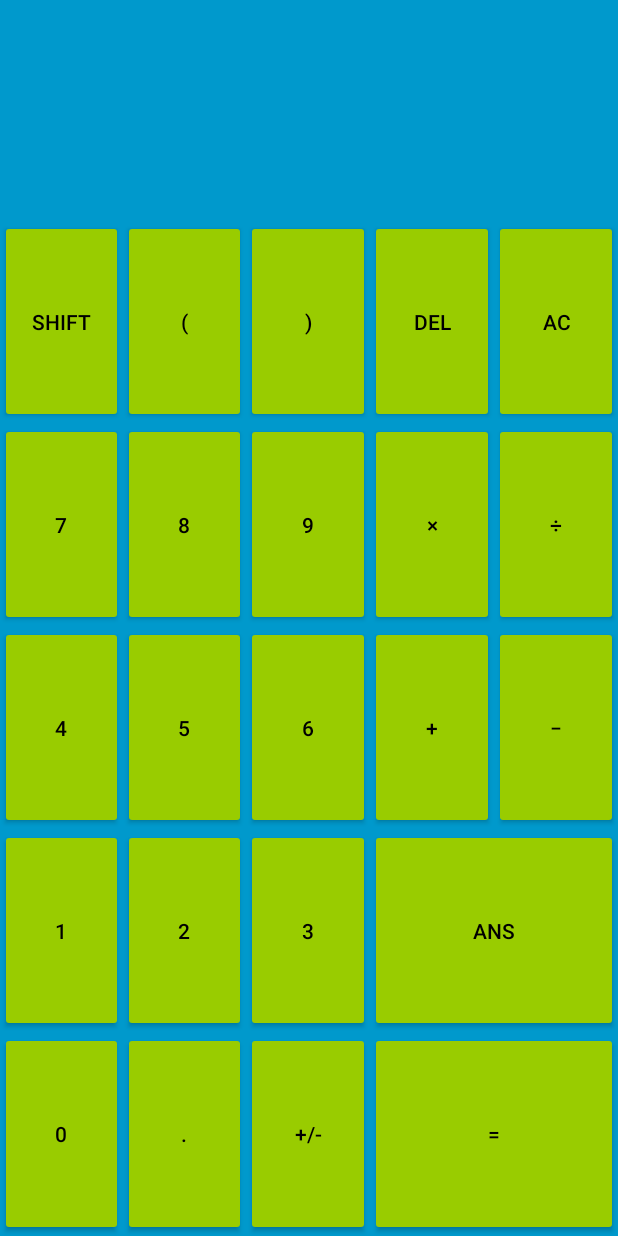
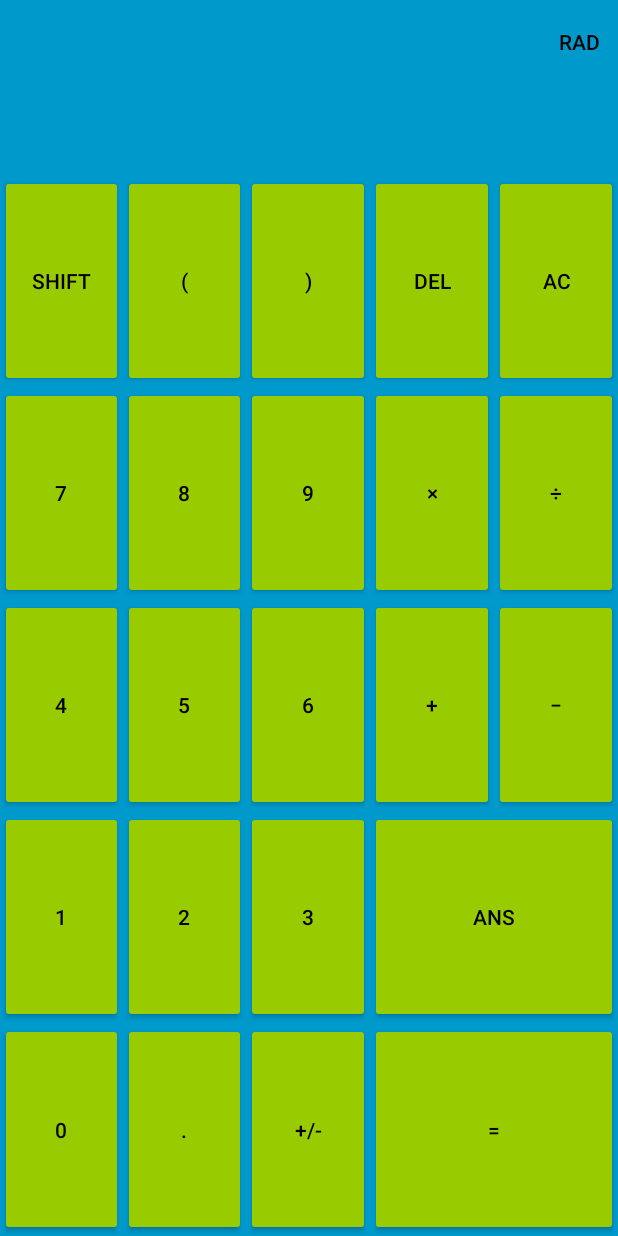
Before and after one commit to TrySickle/Calculator, an Android app: the screen it shows after launch (MainActivity), after a tap on an icon or button, on a phone screen of 412 x 824 dp. Run offline under Robolectric (Android 15) with nearby library versions, the phone set to English and light mode, and no system bars.

Commit message:
Transparent action bar with degrees/radian action

```diff
--- a/app/build.gradle
+++ b/app/build.gradle
@@ -7,8 +7,8 @@ android {
         applicationId "com.nocompany.jason.calculator"
         minSdkVersion 15
         targetSdkVersion 24
-        versionCode 3
-        versionName "1.2"
+        versionCode 5
+        versionName "1.4"
         testInstrumentationRunner "android.support.test.runner.AndroidJUnitRunner"
     }
     buildTypes {
--- a/app/src/main/java/com/nocompany/jason/calculator/DisplayFragment.java
+++ b/app/src/main/java/com/nocompany/jason/calculator/DisplayFragment.java
@@ -3,11 +3,17 @@ package com.nocompany.jason.calculator;
 import android.content.Context;
 import android.os.Bundle;
 import android.support.v4.app.Fragment;
+import android.support.v7.app.AppCompatActivity;
+import android.support.v7.widget.Toolbar;
 import android.view.LayoutInflater;
+import android.view.Menu;
+import android.view.MenuInflater;
+import android.view.MenuItem;
 import android.view.View;
 import android.view.ViewGroup;
 import android.widget.HorizontalScrollView;
 import android.widget.TextView;
+import android.widget.Toast;
 
 import java.util.LinkedList;
 
@@ -16,6 +22,8 @@ public class DisplayFragment extends Fragment {
 
     private TextView display;
     private HorizontalScrollView scroll;
+    private OnFragmentInteractionListener mListener;
+    private boolean rad;
 
     public DisplayFragment() {
         // Required empty public constructor
@@ -24,6 +32,8 @@ public class DisplayFragment extends Fragment {
     @Override
     public void onCreate(Bundle savedInstanceState) {
         super.onCreate(savedInstanceState);
+        setHasOptionsMenu(true);
+        rad = true;
     }
 
     @Override
@@ -34,23 +44,64 @@ public class DisplayFragment extends Fragment {
         display = (TextView) view.findViewById(R.id.display);
         //System.out.println(display == null);
         scroll = (HorizontalScrollView) view.findViewById(R.id.scroll);
-        scroll.addOnLayoutChangeListener(new View.OnLayoutChangeListener() {
-            @Override
-            public void onLayoutChange(View view, int left, int top, int right, int bottom, int oldLeft, int oldTop, int oldRight, int oldBottom) {
-                scroll.fullScroll(View.FOCUS_RIGHT);
-            }
-        });
+//        scroll.addOnLayoutChangeListener(new View.OnLayoutChangeListener() {
+//            @Override
+//            public void onLayoutChange(View view, int left, int top, int right, int bottom, int oldLeft, int oldTop, int oldRight, int oldBottom) {
+//                scroll.fullScroll(View.FOCUS_RIGHT);
+//            }
+//        });
+        Toolbar myToolbar = (Toolbar) view.findViewById(R.id.my_toolbar);
+        myToolbar.setTitle("");
+        ((AppCompatActivity) getActivity()).setSupportActionBar(myToolbar);
         return view;
+    }
+
+    public HorizontalScrollView getScroll() {
+        return scroll;
+    }
+
+    @Override
+    public void onCreateOptionsMenu(Menu menu, MenuInflater inflater) {
+        inflater.inflate(R.menu.toolbar_menu, menu);
+        super.onCreateOptionsMenu(menu, inflater);
+    }
+
+    @Override
+    public boolean onOptionsItemSelected(MenuItem item) {
+        switch (item.getItemId()) {
+            // action with ID action_refresh was selected
+            case R.id.action_rad:
+                mListener.radClick();
+                if (rad) {
+                    item.setTitle("DEG");
+                    rad = false;
+                } else {
+                    item.setTitle("RAD");
+                    rad = true;
+                }
+                break;
+            default:
+                break;
+        }
+
+        return true;
     }
 
     @Override
     public void onAttach(Context context) {
         super.onAttach(context);
+        if (context instanceof OnFragmentInteractionListener) {
+            mListener = (OnFragmentInteractionListener) context;
+        } else {
+            throw new RuntimeException(context.toString()
+                    + " must implement OnFragmentInteractionListener");
+        }
     }
 
     @Override
     public void onDetach() {
         super.onDetach();
+        mListener = null;
     }
 
     public void updateDisplay(LinkedList<String> expression) {
--- a/app/src/main/java/com/nocompany/jason/calculator/MainActivity.java
+++ b/app/src/main/java/com/nocompany/jason/calculator/MainActivity.java
@@ -4,6 +4,7 @@ import android.support.v4.app.FragmentTransaction;
 import android.os.Bundle;
 import android.support.v7.app.AppCompatActivity;
 import android.view.View;
+import android.widget.HorizontalScrollView;
 import android.widget.Toast;
 
 import java.math.MathContext;
@@ -21,6 +22,7 @@ public class MainActivity extends AppCompatActivity implements
     private String ans;
     private int parAvailable;
     private DisplayFragment displayFragment;
+    private boolean rad;
 
     @Override
     protected void onCreate(Bundle savedInstanceState) {
@@ -33,9 +35,9 @@ public class MainActivity extends AppCompatActivity implements
         getSupportFragmentManager().executePendingTransactions();
         displayFragment = (DisplayFragment)
                 getSupportFragmentManager().findFragmentByTag("Display");
-        System.out.println(displayFragment == null);
         expression = new LinkedList<>();
         ans = "0";
+        rad = true;
         initialize();
     }
 
@@ -46,6 +48,18 @@ public class MainActivity extends AppCompatActivity implements
         parAvailable = 0;
         pointed = false;
         expression.clear();
+    }
+
+    private void scroll() {
+        displayFragment.getScroll().post(new Runnable() {
+            public void run() {
+                displayFragment.getScroll().fullScroll(HorizontalScrollView.FOCUS_RIGHT);
+            }
+        });
+    }
+
+    public void radClick() {
+        rad = !rad;
     }
 
     /**
@@ -132,6 +146,7 @@ public class MainActivity extends AppCompatActivity implements
             expression.add("-");
         }
         displayFragment.updateDisplay(expression);
+        scroll();
     }
 
     /**
@@ -182,6 +197,7 @@ public class MainActivity extends AppCompatActivity implements
             break;
         }
         displayFragment.updateDisplay(expression);
+        scroll();
     }
 
     /**
@@ -238,6 +254,7 @@ public class MainActivity extends AppCompatActivity implements
             }
         }
         displayFragment.updateDisplay(expression);
+        scroll();
     }
 
     public void numberClick(View view) {
@@ -258,6 +275,7 @@ public class MainActivity extends AppCompatActivity implements
             }
         }
         displayFragment.updateDisplay(expression);
+        scroll();
     }
 
     private String getTermString(View view) {
@@ -514,6 +532,10 @@ public class MainActivity extends AppCompatActivity implements
 
     private String sin(String x) {
         Double d = Double.parseDouble(x);
+        if (!rad) {
+            d = Math.toRadians(d);
+            System.out.println("hi" + d);
+        }
         BigDecimal k = new BigDecimal(Math.sin(d), MathContext.DECIMAL64);
         k = k.stripTrailingZeros();
         return k.toString();
@@ -521,6 +543,9 @@ public class MainActivity extends AppCompatActivity implements
 
     private String cos(String x) {
         Double d = Double.parseDouble(x);
+        if (!rad) {
+            d = Math.toRadians(d);
+        }
         BigDecimal k = new BigDecimal(Math.cos(d), MathContext.DECIMAL64);
         k = k.stripTrailingZeros();
         return k.toString();
@@ -528,6 +553,9 @@ public class MainActivity extends AppCompatActivity implements
 
     private String tan(String x) {
         Double d = Double.parseDouble(x);
+        if (!rad) {
+            d = Math.toRadians(d);
+        }
         BigDecimal k = new BigDecimal(Math.tan(d), MathContext.DECIMAL64);
         k = k.stripTrailingZeros();
         return k.toString();
@@ -535,6 +563,9 @@ public class MainActivity extends AppCompatActivity implements
 
     private String arcsin(String x) {
         Double d = Double.parseDouble(x);
+        if (!rad) {
+            d = Math.toRadians(d);
+        }
         BigDecimal k = new BigDecimal(Math.asin(d), MathContext.DECIMAL64);
         k = k.stripTrailingZeros();
         return k.toString();
@@ -542,6 +573,9 @@ public class MainActivity extends AppCompatActivity implements
 
     private String arccos(String x) {
         Double d = Double.parseDouble(x);
+        if (!rad) {
+            d = Math.toRadians(d);
+        }
         BigDecimal k = new BigDecimal(Math.acos(d), MathContext.DECIMAL64);
         k = k.stripTrailingZeros();
         return k.toString();
@@ -549,6 +583,9 @@ public class MainActivity extends AppCompatActivity implements
 
     private String arctan(String x) {
         Double d = Double.parseDouble(x);
+        if (!rad) {
+            d = Math.toRadians(d);
+        }
         BigDecimal k = new BigDecimal(Math.atan(d), MathContext.DECIMAL64);
         k = k.stripTrailingZeros();
         return k.toString();
--- a/app/src/main/java/com/nocompany/jason/calculator/OnFragmentInteractionListener.java
+++ b/app/src/main/java/com/nocompany/jason/calculator/OnFragmentInteractionListener.java
@@ -11,4 +11,5 @@ public interface OnFragmentInteractionListener {
     void operatorClick(View view);
     void equalClick();
     void bracketClick(View view);
+    void radClick();
 }
--- a/app/src/main/res/layout/fragment_display.xml
+++ b/app/src/main/res/layout/fragment_display.xml
@@ -1,21 +1,30 @@
-<LinearLayout xmlns:android="http://schemas.android.com/apk/res/android"
-    xmlns:tools="http://schemas.android.com/tools"
-    android:id="@+id/display_layout"
-    android:orientation="vertical"
-    android:layout_width="match_parent"
-    android:layout_height="match_parent"
-    tools:context="com.nocompany.jason.calculator.DisplayFragment">
+<FrameLayout xmlns:android="http://schemas.android.com/apk/res/android"
+              xmlns:tools="http://schemas.android.com/tools"
+              xmlns:app="http://schemas.android.com/apk/res-auto"
+              android:id="@+id/display_layout"
+              android:layout_width="match_parent"
+              android:layout_height="match_parent"
+              tools:context="com.nocompany.jason.calculator.DisplayFragment">
+
+    <android.support.v7.widget.Toolbar
+        android:id="@+id/my_toolbar"
+        android:layout_width="match_parent"
+        android:layout_height="?attr/actionBarSize"
+        android:background="?attr/colorPrimary"
+        android:elevation="4dp"
+        android:theme="@style/ThemeOverlay.AppCompat.ActionBar"
+        app:popupTheme="@style/ThemeOverlay.AppCompat.Light"/>
 
     <HorizontalScrollView
         android:id="@+id/scroll"
         android:layout_width="match_parent"
-        android:layout_height="match_parent"
-        android:layout_margin="20dp">
+        android:layout_height="match_parent">
 
         <TextView
             android:id="@+id/display"
             android:layout_height="wrap_content"
             android:layout_width="wrap_content"
+            android:layout_marginTop="10dp"
             android:textSize="80sp"/>
     </HorizontalScrollView>
-</LinearLayout>
+</FrameLayout>
--- /dev/null
+++ b/app/src/main/res/menu/toolbar_menu.xml
@@ -0,0 +1,10 @@
+<?xml version="1.0" encoding="utf-8"?>
+<menu xmlns:android="http://schemas.android.com/apk/res/android"
+      xmlns:app="http://schemas.android.com/apk/res-auto">
+
+    <!-- "Mark Favorite", should appear as action button if possible -->
+    <item
+        android:id="@+id/action_rad"
+        android:title="@string/rad"
+        app:showAsAction="ifRoom"/>
+</menu>
--- a/app/src/main/res/values/strings.xml
+++ b/app/src/main/res/values/strings.xml
@@ -41,4 +41,5 @@
     <string name="pi">\u03C0</string>
     <string name="permutation">nPr</string>
     <string name="combination">nCr</string>
+    <string name="rad">RAD</string>
 </resources>
--- a/app/src/main/res/values/styles.xml
+++ b/app/src/main/res/values/styles.xml
@@ -4,6 +4,11 @@
         <item name="android:textColorPrimary">@android:color/primary_text_light</item>
         <item name="android:textColorSecondary">@android:color/black</item>
         <item name="android:colorButtonNormal">@android:color/holo_green_light</item>
+        <item name="colorPrimary">@android:color/transparent</item>
+    </style>
+
+    <style name="ActionBarTheme" parent="@android:style/Widget.Holo.Light.ActionBar">
+        <item name="android:background">#00FFFFFF</item>
     </style>
 
 </resources>
```
Also changed, not shown: 1 other file.
